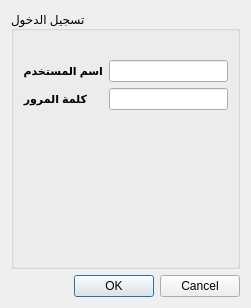
The window that Mango/ui/loggindialog.ui (WajdyEssam/mangotalaat) describes before a commit, drawn with Qt 5.
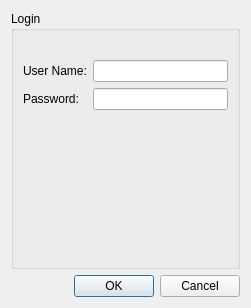
The same window after the commit. Icons and pictures are not drawn.

```diff
--- a/Mango/ui/loggindialog.ui
+++ b/Mango/ui/loggindialog.ui
@@ -17,7 +17,7 @@
    <item row="0" column="0">
     <widget class="QGroupBox" name="groupBox">
      <property name="title">
-      <string>تسجيل الدخول</string>
+      <string>Login</string>
      </property>
      <property name="flat">
       <bool>true</bool>
@@ -26,11 +26,7 @@
       <item row="1" column="0">
        <widget class="QLabel" name="label">
         <property name="text">
-         <string>&lt;!DOCTYPE HTML PUBLIC &quot;-//W3C//DTD HTML 4.0//EN&quot; &quot;http://www.w3.org/TR/REC-html40/strict.dtd&quot;&gt;
-&lt;html&gt;&lt;head&gt;&lt;meta name=&quot;qrichtext&quot; content=&quot;1&quot; /&gt;&lt;style type=&quot;text/css&quot;&gt;
-p, li { white-space: pre-wrap; }
-&lt;/style&gt;&lt;/head&gt;&lt;body style=&quot; font-family:'MS Shell Dlg 2'; font-size:8.25pt; font-weight:400; font-style:normal;&quot;&gt;
-&lt;p dir='rtl' style=&quot; margin-top:0px; margin-bottom:0px; margin-left:0px; margin-right:0px; -qt-block-indent:0; text-indent:0px;&quot;&gt;&lt;span style=&quot; font-size:8pt; font-weight:600;&quot;&gt;اسم المستخدم&lt;/span&gt;&lt;/p&gt;&lt;/body&gt;&lt;/html&gt;</string>
+         <string>User Name:</string>
         </property>
        </widget>
       </item>
@@ -40,11 +36,7 @@
       <item row="2" column="0">
        <widget class="QLabel" name="label_2">
         <property name="text">
-         <string>&lt;!DOCTYPE HTML PUBLIC &quot;-//W3C//DTD HTML 4.0//EN&quot; &quot;http://www.w3.org/TR/REC-html40/strict.dtd&quot;&gt;
-&lt;html&gt;&lt;head&gt;&lt;meta name=&quot;qrichtext&quot; content=&quot;1&quot; /&gt;&lt;style type=&quot;text/css&quot;&gt;
-p, li { white-space: pre-wrap; }
-&lt;/style&gt;&lt;/head&gt;&lt;body style=&quot; font-family:'MS Shell Dlg 2'; font-size:8.25pt; font-weight:400; font-style:normal;&quot;&gt;
-&lt;p dir='rtl' style=&quot; margin-top:0px; margin-bottom:0px; margin-left:0px; margin-right:0px; -qt-block-indent:0; text-indent:0px;&quot;&gt;&lt;span style=&quot; font-size:8pt; font-weight:600;&quot;&gt;كلمة المرور&lt;/span&gt;&lt;/p&gt;&lt;/body&gt;&lt;/html&gt;</string>
+         <string>Password:</string>
         </property>
        </widget>
       </item>
```
